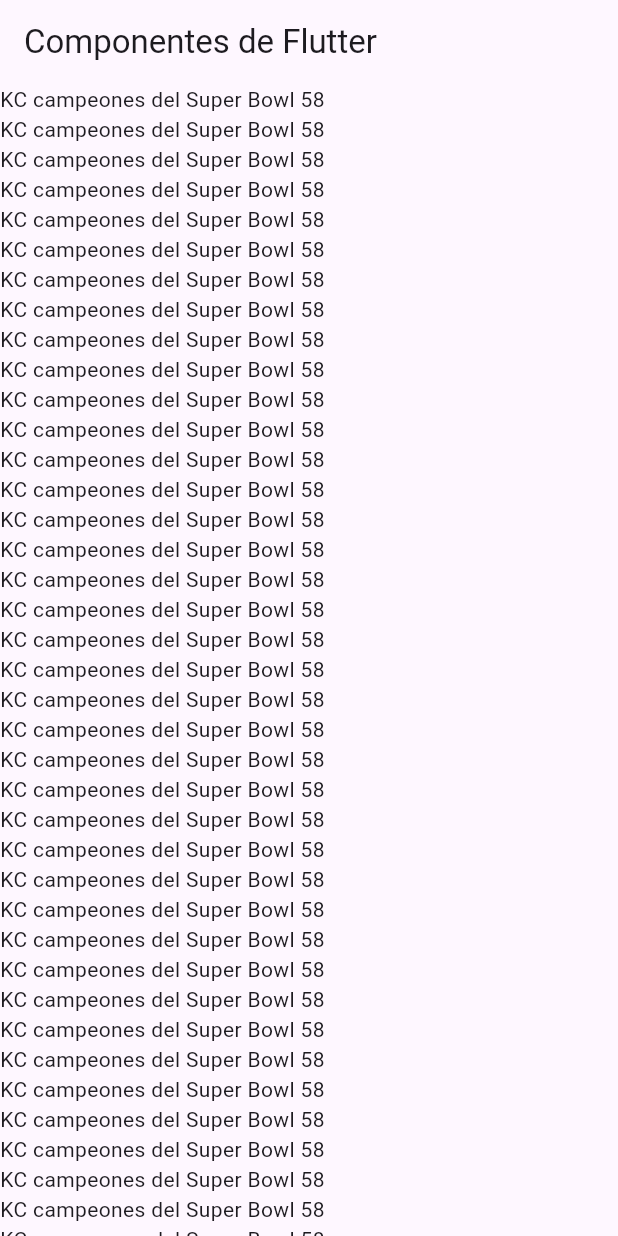
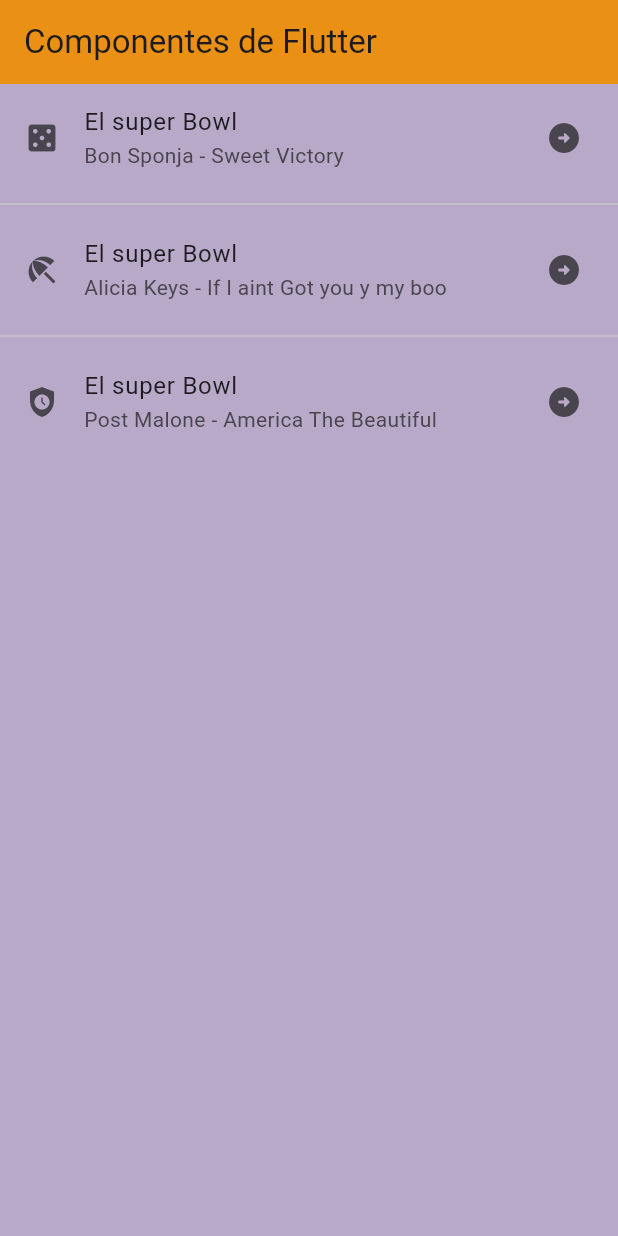
Before and after one commit to lauraHerSan01/componentes_flutter, a Flutter app: the screen it shows after launch, on a phone screen of 412 x 824 dp. Run offline on Flutter 3.47's test engine with Material 3 defaults, Android fonts, the phone set to English and light mode, and no system bars.

Commit message:
Adding a sumple ListView

```diff
--- /dev/null
+++ b/lib/Screens/home_screen.dart
@@ -0,0 +1,37 @@
+import 'package:flutter/material.dart';
+
+class HomeScreen extends StatelessWidget {
+  const HomeScreen({super.key});
+
+  @override
+  Widget build(BuildContext context) {
+    return Scaffold(
+      appBar: AppBar(title: const Text('Componentes de Flutter'),
+      ),
+      body: ListView(
+        children:const <Widget> [
+          ListTile(
+            title: Text('El super Bowl'),
+            subtitle: Text('Bon Sponja - Sweet Victory'),
+            leading: Icon(Icons.casino),
+            trailing: Icon(Icons.arrow_circle_right_rounded),
+          ),
+          Divider(),
+          ListTile(
+            title: Text('El super Bowl'),
+            subtitle: Text('Alicia Keys - If I aint Got you y my boo'),
+            leading: Icon(Icons.beach_access),
+            trailing: Icon(Icons.arrow_circle_right_rounded),
+          ),
+          Divider(),
+          ListTile(
+            title: Text('El super Bowl'),
+            subtitle: Text('Post Malone - America The Beautiful'),
+            leading: Icon(Icons.safety_check),
+            trailing: Icon(Icons.arrow_circle_right_rounded),
+          ),
+        ],
+      ),
+    );
+  }
+}
--- a/lib/home_screen.dart
+++ /dev/null
@@ -1,58 +0,0 @@
-import 'package:flutter/material.dart';
-
-class HomeScreen extends StatelessWidget {
-  const HomeScreen({super.key});
-
-  @override
-  Widget build(BuildContext context) {
-    return Scaffold(
-      appBar: AppBar(title: const Text('Componentes de Flutter'),
-      ),
-      body: ListView(
-        children: const [
-          Text('KC campeones del Super Bowl 58'),
-          Text('KC campeones del Super Bowl 58'),
-          Text('KC campeones del Super Bowl 58'),
-          Text('KC campeones del Super Bowl 58'),
-          Text('KC campeones del Super Bowl 58'),
-          Text('KC campeones del Super Bowl 58'),
-          Text('KC campeones del Super Bowl 58'),
-          Text('KC campeones del Super Bowl 58'),
-          Text('KC campeones del Super Bowl 58'),
-          Text('KC campeones del Super Bowl 58'),
-          Text('KC campeones del Super Bowl 58'),
-          Text('KC campeones del Super Bowl 58'),
-          Text('KC campeones del Super Bowl 58'),
-          Text('KC campeones del Super Bowl 58'),
-          Text('KC campeones del Super Bowl 58'),
-          Text('KC campeones del Super Bowl 58'),
-          Text('KC campeones del Super Bowl 58'),
-          Text('KC campeones del Super Bowl 58'),
-          Text('KC campeones del Super Bowl 58'),
-          Text('KC campeones del Super Bowl 58'),
-          Text('KC campeones del Super Bowl 58'),
-          Text('KC campeones del Super Bowl 58'),
-          Text('KC campeones del Super Bowl 58'),
-          Text('KC campeones del Super Bowl 58'),
-          Text('KC campeones del Super Bowl 58'),
-          Text('KC campeones del Super Bowl 58'),
-          Text('KC campeones del Super Bowl 58'),
-          Text('KC campeones del Super Bowl 58'),
-          Text('KC campeones del Super Bowl 58'),
-          Text('KC campeones del Super Bowl 58'),
-          Text('KC campeones del Super Bowl 58'),
-          Text('KC campeones del Super Bowl 58'),
-          Text('KC campeones del Super Bowl 58'),
-          Text('KC campeones del Super Bowl 58'),
-          Text('KC campeones del Super Bowl 58'),
-          Text('KC campeones del Super Bowl 58'),
-          Text('KC campeones del Super Bowl 58'),
-          Text('KC campeones del Super Bowl 58'),
-          Text('KC campeones del Super Bowl 58'),
-          Text('KC campeones del Super Bowl 58'),
-          Text('KC campeones del Super Bowl 58'),
-        ],
-      ),
-    );
-  }
-}
--- a/lib/main_app.dart
+++ b/lib/main_app.dart
@@ -1,14 +1,16 @@
 import 'package:flutter/material.dart';
-import 'package:practica3/home_screen.dart';
+import 'package:practica3/Screens/home_screen.dart';
+import 'package:practica3/theme/app_theme.dart';
 
 class MainApp extends StatelessWidget {
   const MainApp({super.key});
 
   @override
   Widget build(BuildContext context) {
-    return const MaterialApp(
+    return MaterialApp(
       debugShowCheckedModeBanner: false,
-      home: HomeScreen(),
+      home: const HomeScreen(),
+      theme: AppTheme.lightTheme,
       );
   }
 }
--- /dev/null
+++ b/lib/theme/app_theme.dart
@@ -0,0 +1,18 @@
+//Definicion de los temas de estilo de la app
+import 'package:flutter/material.dart';
+
+class AppTheme{
+//Constantes de color primario
+  static const primatyColoo = Color.fromARGB(255, 255, 0, 0);
+
+  static const backColor = Color.fromARGB(45, 3, 67, 65);
+//Constante de tema
+  static final ThemeData lightTheme = ThemeData.light().copyWith(
+      scaffoldBackgroundColor: const Color.fromARGB(142, 128, 100, 156),
+      primaryColor: const Color.fromARGB(246, 217, 12, 115),
+      appBarTheme: const AppBarTheme(
+        color: Color.fromARGB(255, 234, 145, 789),
+  ));
+
+  static final ThemeData darkTheme = ThemeData.dark().copyWith();
+}
```
